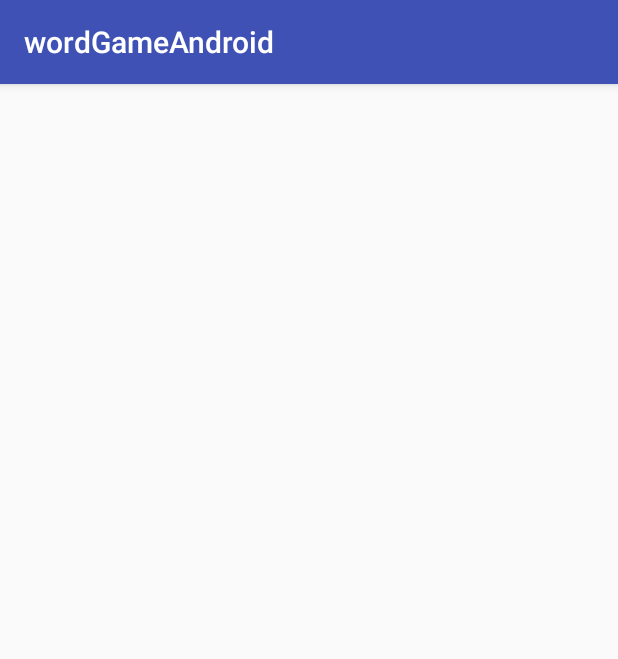
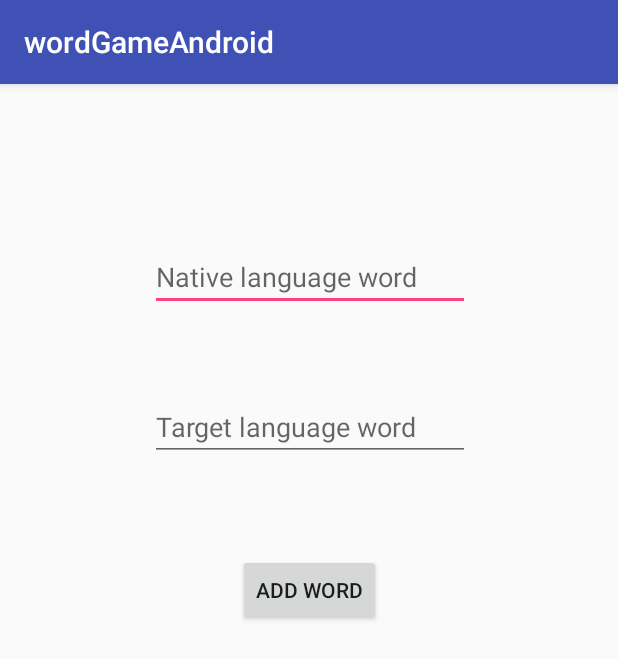
Before and after one commit to vilmursss/Android-Language-Learning-Tool, an Android app: the AddWord screen opened directly, with no data from a screen before it, on a phone screen of 412 x 824 dp. Shown: the top 659 px of the screen. Run offline under Robolectric (Android 15) with nearby library versions, the phone set to English and light mode, and no system bars.

Commit message:
Adding a word pair to database works now

```diff
--- a/app/src/main/java/com/example/android/wordgameandroid/AddWord.java
+++ b/app/src/main/java/com/example/android/wordgameandroid/AddWord.java
@@ -2,12 +2,36 @@ package com.example.android.wordgameandroid;
 
 import android.support.v7.app.AppCompatActivity;
 import android.os.Bundle;
+import android.view.View;
+import android.widget.EditText;
+import android.widget.Toast;
 
 public class AddWord extends AppCompatActivity {
+
+    EditText firstWord;
+    EditText secondWord;
 
     @Override
     protected void onCreate(Bundle savedInstanceState) {
         super.onCreate(savedInstanceState);
         setContentView(R.layout.activity_add_word);
     }
+
+    public void submitBtn(View view){
+
+        DbHandler dbHandler = new DbHandler(this);
+
+        int id = dbHandler.getBiggestId();
+        id++;
+
+        firstWord = (EditText) findViewById(R.id.firstWord);
+        secondWord = (EditText) findViewById(R.id.secondWord);
+
+        String firstWordToString = firstWord.getText().toString();
+        String secondWordToString = secondWord.getText().toString();
+
+        dbHandler.addWord(new Word(id, firstWordToString,secondWordToString));
+
+    }
+
 }
--- a/app/src/main/res/layout/activity_add_word.xml
+++ b/app/src/main/res/layout/activity_add_word.xml
@@ -6,4 +6,55 @@
     android:layout_height="match_parent"
     tools:context="com.example.android.wordgameandroid.AddWord">
 
+    <EditText
+        android:id="@+id/firstWord"
+        android:layout_width="wrap_content"
+        android:layout_height="wrap_content"
+        android:layout_marginBottom="8dp"
+        android:layout_marginLeft="8dp"
+        android:layout_marginRight="8dp"
+        android:layout_marginTop="8dp"
+        android:ems="10"
+        android:hint="Native language word"
+        android:inputType="textPersonName"
+        app:layout_constraintBottom_toBottomOf="parent"
+        app:layout_constraintHorizontal_bias="0.503"
+        app:layout_constraintLeft_toLeftOf="parent"
+        app:layout_constraintRight_toRightOf="parent"
+        app:layout_constraintTop_toTopOf="parent"
+        app:layout_constraintVertical_bias="0.139" />
+
+    <EditText
+        android:id="@+id/secondWord"
+        android:layout_width="wrap_content"
+        android:layout_height="wrap_content"
+        android:layout_marginBottom="8dp"
+        android:layout_marginLeft="8dp"
+        android:layout_marginRight="8dp"
+        android:layout_marginTop="8dp"
+        android:ems="10"
+        android:hint="Target language word"
+        android:inputType="textPersonName"
+        app:layout_constraintBottom_toBottomOf="parent"
+        app:layout_constraintHorizontal_bias="0.503"
+        app:layout_constraintLeft_toLeftOf="parent"
+        app:layout_constraintRight_toRightOf="parent"
+        app:layout_constraintTop_toTopOf="parent"
+        app:layout_constraintVertical_bias="0.28" />
+
+    <Button
+        android:id="@+id/submitBtn"
+        android:layout_width="wrap_content"
+        android:layout_height="wrap_content"
+        android:layout_marginBottom="8dp"
+        android:layout_marginLeft="8dp"
+        android:layout_marginRight="8dp"
+        android:layout_marginTop="8dp"
+        android:onClick="submitBtn"
+        android:text="Add Word"
+        app:layout_constraintBottom_toBottomOf="parent"
+        app:layout_constraintLeft_toLeftOf="parent"
+        app:layout_constraintRight_toRightOf="parent"
+        app:layout_constraintTop_toTopOf="parent"
+        app:layout_constraintVertical_bias="0.434" />
 </android.support.constraint.ConstraintLayout>
```
Also changed, not shown: app/src/main/java/com/example/android/wordgameandroid/DbHandler.java (+18 -6 lines), app/src/main/java/com/example/android/wordgameandroid/Word.java (+4 -4 lines).
